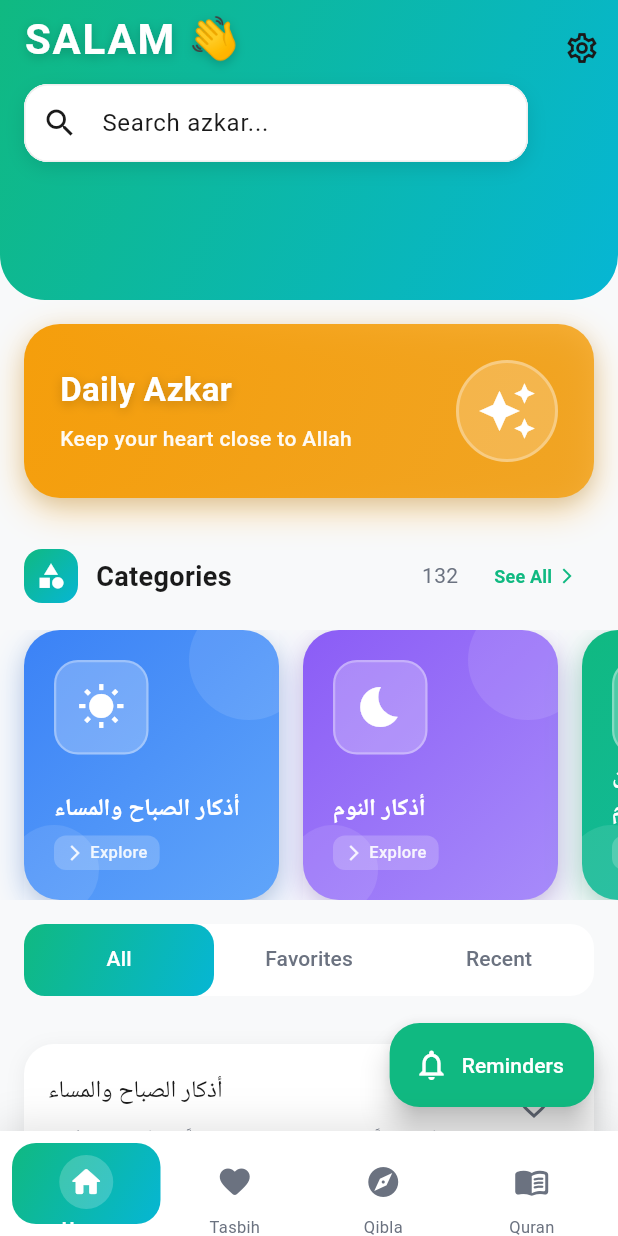
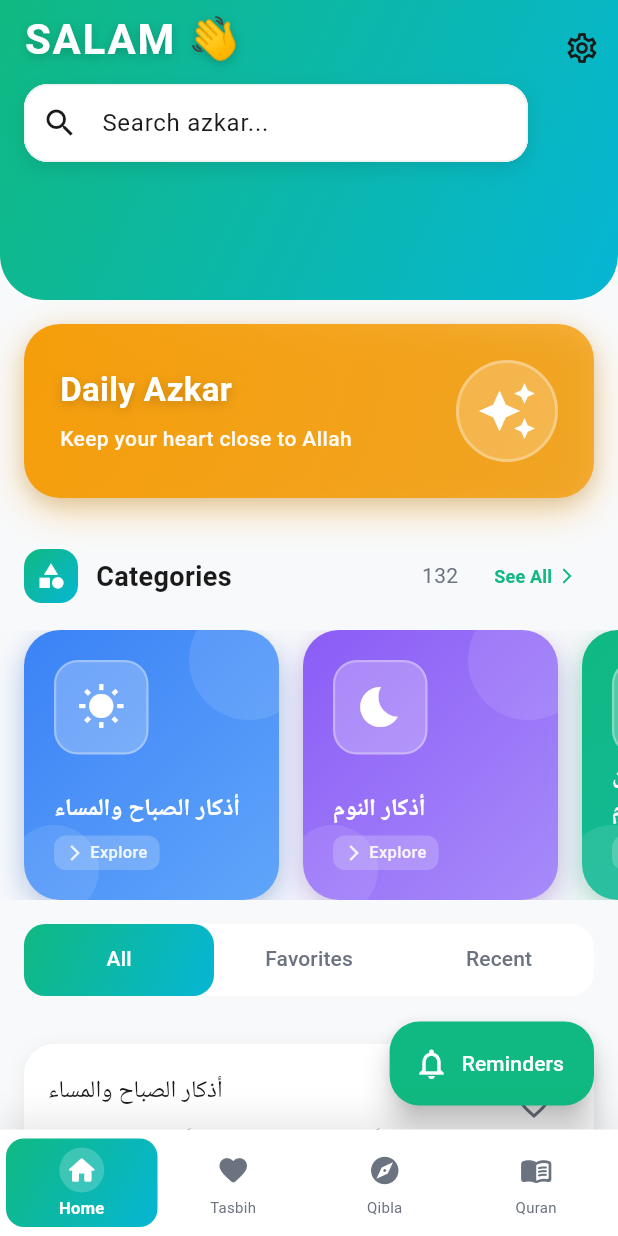
Before and after one commit to khaledebied/bling_azkar, a Flutter app: the screen it shows after launch, on a phone screen of 412 x 824 dp. Run offline on Flutter 3.47's test engine with Material 3 defaults, Android fonts, the phone set to English and light mode, and no system bars; our stand-ins replace dio, flutter_local_notifications, flutter_riverpod, freezed_annotation, geolocator, hive and 3 more; missing offline and left inert: audio_session, flutter_qiblah; accounts and stored records are empty; Roboto replaces fonts that are missing (Amiri); statements that could not run were skipped.

Commit message:
refactor: Update MainNavigationScreen layout for improved UI consistency and adjust QiblaScreen to enhance error handling and subscription management for location services.

```diff
--- a/lib/src/presentation/screens/main_navigation_screen.dart
+++ b/lib/src/presentation/screens/main_navigation_screen.dart
@@ -105,9 +105,9 @@ class _MainNavigationScreenState extends State<MainNavigationScreen>
         ],
       ),
       child: SafeArea(
+        top: false,
         child: Container(
-          height: 70,
-          padding: const EdgeInsets.symmetric(horizontal: 8, vertical: 8),
+          padding: const EdgeInsets.symmetric(horizontal: 4, vertical: 6),
           child: Row(
             mainAxisAlignment: MainAxisAlignment.spaceAround,
             children: [
@@ -152,18 +152,19 @@ class _MainNavigationScreenState extends State<MainNavigationScreen>
         child: AnimatedContainer(
           duration: const Duration(milliseconds: 300),
           curve: Curves.easeInOut,
-          padding: const EdgeInsets.symmetric(vertical: 8),
+          padding: const EdgeInsets.symmetric(vertical: 6),
           decoration: BoxDecoration(
             gradient: isSelected ? AppTheme.primaryGradient : null,
-            borderRadius: BorderRadius.circular(16),
+            borderRadius: BorderRadius.circular(12),
           ),
           child: Column(
             mainAxisSize: MainAxisSize.min,
+            mainAxisAlignment: MainAxisAlignment.center,
             children: [
               AnimatedContainer(
                 duration: const Duration(milliseconds: 300),
                 curve: Curves.easeInOut,
-                padding: const EdgeInsets.all(6),
+                padding: const EdgeInsets.all(4),
                 decoration: BoxDecoration(
                   color: isSelected
                       ? Colors.white.withOpacity(0.2)
@@ -173,18 +174,25 @@ class _MainNavigationScreenState extends State<MainNavigationScreen>
                 child: Icon(
                   icon,
                   color: isSelected ? Colors.white : AppTheme.textSecondary,
-                  size: 24,
+                  size: 22,
                 ),
               ),
-              const SizedBox(height: 4),
-              AnimatedDefaultTextStyle(
-                duration: const Duration(milliseconds: 300),
-                style: AppTheme.caption.copyWith(
-                  color: isSelected ? Colors.white : AppTheme.textSecondary,
-                  fontWeight: isSelected ? FontWeight.w600 : FontWeight.normal,
-                  fontSize: isSelected ? 12 : 11,
+              const SizedBox(height: 2),
+              Flexible(
+                child: AnimatedDefaultTextStyle(
+                  duration: const Duration(milliseconds: 300),
+                  style: AppTheme.caption.copyWith(
+                    color: isSelected ? Colors.white : AppTheme.textSecondary,
+                    fontWeight: isSelected ? FontWeight.w600 : FontWeight.normal,
+                    fontSize: isSelected ? 11 : 10,
+                  ),
+                  overflow: TextOverflow.ellipsis,
+                  maxLines: 1,
+                  child: Text(
+                    label,
+                    textAlign: TextAlign.center,
+                  ),
                 ),
-                child: Text(label),
               ),
             ],
           ),
```
Also changed, not shown: lib/src/presentation/screens/qibla_screen.dart (+48 -12 lines).
